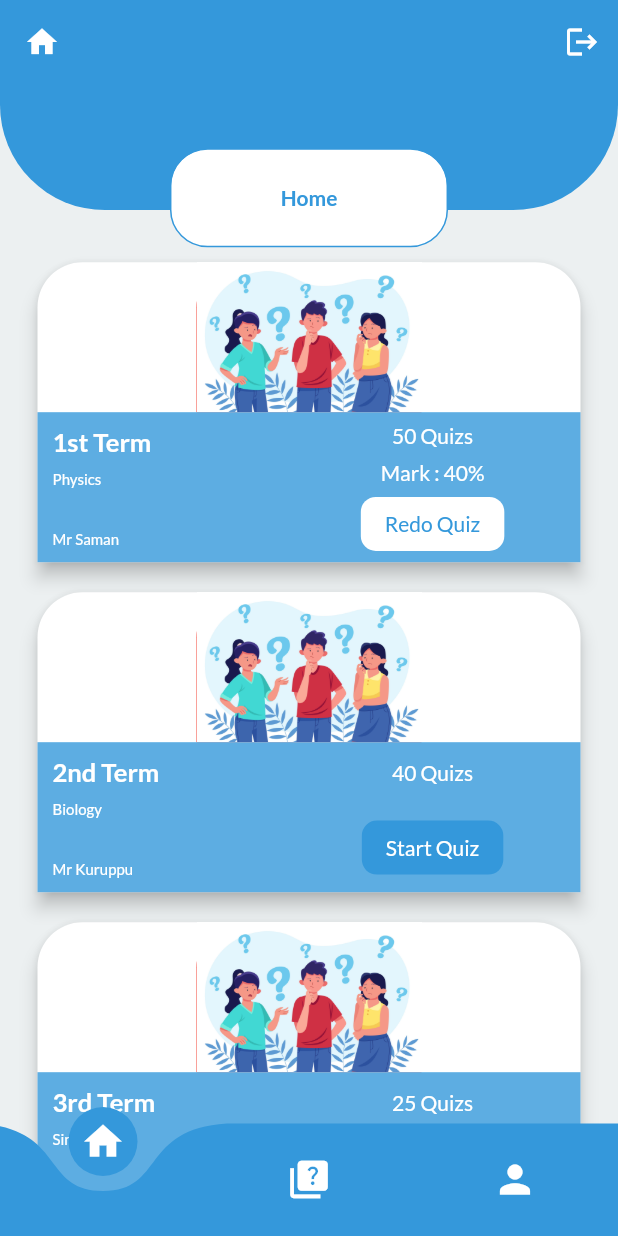
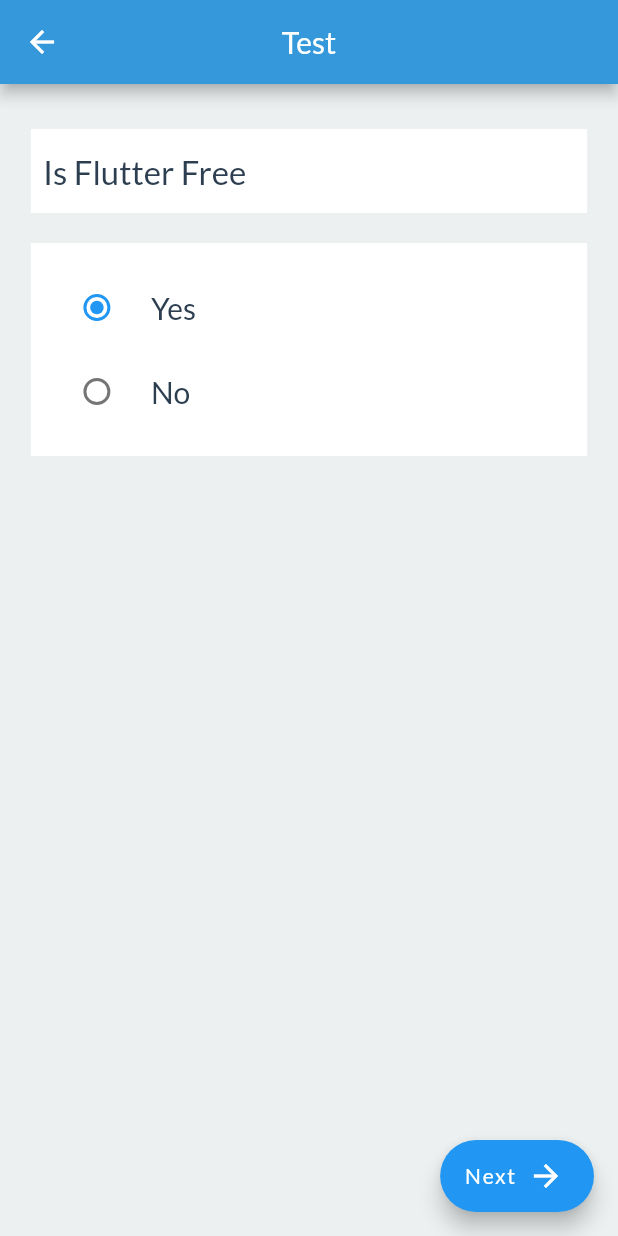
Before and after one commit to CODASL/Quiz_app_fcourse, a Flutter app: the Home screen opened by its route, after a tap on "Redo Quiz", on a phone screen of 412 x 824 dp. Run offline on Flutter 3.47's test engine with Material 2 defaults, Android fonts, the phone set to English and light mode, and no system bars; drawn by our look-alikes of curved_navigation_bar; our stand-ins replace animated_splash_screen, google_fonts.

Commit message:
quiz screen 50%

```diff
--- /dev/null
+++ b/lib/Models/quiz.json
@@ -0,0 +1,24 @@
+[
+
+
+    {
+        "id": 1,
+        "quiz": "Is Flutter Free?",
+        "answers": {
+            "1": "Yes",
+            "2": "No"
+        },
+        "correctAnswer": "1"
+    },
+    {
+        "id": 2,
+        "quiz": "Is Flutter Cross Platform?",
+        "answers": {
+            "1": "Yes",
+            "2": "No"
+        },
+        "correctAnswer": "1"
+    }
+
+
+]
--- a/lib/Models/score_tile.dart
+++ b/lib/Models/score_tile.dart
@@ -3,10 +3,10 @@ import 'package:quiz_app/Constants/images.dart';
 class ScoreTile {
   String leadingImg;
   String title;
-  String marks;
+  double mark;
   ScoreTile({
     this.leadingImg = testimg,
     required this.title,
-    required this.marks,
+    required this.mark,
   });
 }
--- a/lib/Models/test_tile.dart
+++ b/lib/Models/test_tile.dart
@@ -1,4 +1,5 @@
 import 'package:quiz_app/Constants/images.dart';
+import 'package:quiz_app/Models/quiz.dart';
 
 class TestTile {
   String image;
@@ -7,6 +8,9 @@ class TestTile {
   String author;
   String quizQty;
   bool isDone;
+  double mark;
+  List<Quiz> quizList;
+
   TestTile({
     this.image = testimg,
     required this.testName,
@@ -14,5 +18,7 @@ class TestTile {
     required this.author,
     required this.quizQty,
     this.isDone = false,
+    this.mark = 0,
+    required this.quizList,
   });
 }
--- a/lib/Providers/score_tile_provider.dart
+++ /dev/null
@@ -1,13 +0,0 @@
-import 'package:quiz_app/Models/score_tile.dart';
-
-class ScoreTileProvider {
-  static List<ScoreTile> scoreTileData = [
-    ScoreTile(title: "1st Term", marks: "10/15"),
-    ScoreTile(title: "2nd Term", marks: "7/15"),
-    ScoreTile(title: "3rd Term", marks: "8/15"),
-    ScoreTile(title: "4th Term", marks: "9/15"),
-    ScoreTile(title: "5th Term", marks: "11/15"),
-    ScoreTile(title: "6th Term", marks: "2/15"),
-    ScoreTile(title: "7th Term", marks: "1/15"),
-  ];
-}
--- a/lib/Providers/test_tile_provider.dart
+++ /dev/null
@@ -1,32 +0,0 @@
-import 'package:quiz_app/Models/test_tile.dart';
-
-class TestTileProvider {
-  static List<TestTile> testTileData = [
-    TestTile(
-      testName: "1st Term",
-      subject: "Physics",
-      author: "Mr Saman",
-      quizQty: "50",
-      isDone: true,
-    ),
-    TestTile(
-      testName: "2nd Term",
-      subject: "Biology",
-      author: "Mr Kuruppu",
-      quizQty: "40",
-    ),
-    TestTile(
-      testName: "3rd Term",
-      subject: "Sinhala",
-      author: "Mr Nimal",
-      quizQty: "25",
-    ),
-    TestTile(
-      testName: "4th Term",
-      subject: "English",
-      author: "Mr Saman",
-      quizQty: "35",
-      isDone: true,
-    ),
-  ];
-}
--- a/lib/Routers/route.dart
+++ b/lib/Routers/route.dart
@@ -1,9 +1,8 @@
-
-
 import 'package:flutter/material.dart';
 import 'package:quiz_app/Routers/route_names.dart';
 import 'package:quiz_app/Screens/Home/home.dart';
 import 'package:quiz_app/Screens/Login/login.dart';
+import 'package:quiz_app/Screens/Quiz%20Page/quiz_page.dart';
 import 'package:quiz_app/Screens/Register/register.dart';
 import 'package:quiz_app/Screens/Splash%20Screen/splash_screen.dart';
 
@@ -12,4 +11,5 @@ Map<String, Widget Function(BuildContext)> routes = {
   login: (context) => const Login(),
   registerPage: (context) => const Register(),
   home: (context) => const Home(),
+  quizPage: (context) => const QuizPage(),
 };
--- a/lib/Routers/route_names.dart
+++ b/lib/Routers/route_names.dart
@@ -2,3 +2,4 @@ const String splashScreen = '/';
 const String registerPage = '/register';
 const String home = "/Home";
 const String login = "/login";
+const String quizPage = '/quiz_page';
--- a/lib/Screens/HomeScreen/homescreen.dart
+++ b/lib/Screens/HomeScreen/homescreen.dart
@@ -1,7 +1,8 @@
 import 'package:flutter/cupertino.dart';
 import 'package:flutter/material.dart';
 import 'package:quiz_app/Constants/colors.dart';
-import 'package:quiz_app/Providers/test_tile_provider.dart';
+import 'package:quiz_app/Database/database.dart';
+
 import 'package:quiz_app/Widgets/HomeScreen/test_tile_details.dart';
 import 'package:quiz_app/Widgets/HomeScreen/tile_image.dart';
 
@@ -11,9 +12,9 @@ class HomeScreen extends StatelessWidget {
   @override
   Widget build(BuildContext context) {
     return ListView.builder(
-      itemCount: TestTileProvider.testTileData.length,
+      itemCount: Database.testTileData.length,
       itemBuilder: (BuildContext context, int index) {
-        var tileItem = TestTileProvider.testTileData[index];
+        var tileItem = Database.testTileData[index];
         return TestTileCard(
           tileItem: tileItem,
         );
--- a/lib/Screens/MyQuizsScreen/my_quizs.dart
+++ b/lib/Screens/MyQuizsScreen/my_quizs.dart
@@ -1,6 +1,7 @@
 import 'package:flutter/material.dart';
+import 'package:quiz_app/Database/database.dart';
 import 'package:quiz_app/Models/test_tile.dart';
-import 'package:quiz_app/Providers/test_tile_provider.dart';
+
 import 'package:quiz_app/Screens/HomeScreen/homescreen.dart';
 import 'package:quiz_app/Widgets/common/custom_text.dart';
 
@@ -9,7 +10,7 @@ class MyQuizs extends StatelessWidget {
 
   @override
   Widget build(BuildContext context) {
-    List<TestTile> _doneTileItems = TestTileProvider.testTileData
+    List<TestTile> _doneTileItems = Database.testTileData
         .where((element) => element.isDone == true)
         .toList();
 
--- /dev/null
+++ b/lib/Screens/Quiz Page/quiz_page.dart
@@ -0,0 +1,75 @@
+import 'package:flutter/material.dart';
+import 'package:quiz_app/Constants/colors.dart';
+import 'package:quiz_app/Models/screensize.dart';
+import 'package:quiz_app/Widgets/QuizPage/answers.dart';
+import 'package:quiz_app/Widgets/QuizPage/question.dart';
+import 'package:quiz_app/Widgets/common/custom_text.dart';
+
+class QuizPage extends StatefulWidget {
+  final dynamic tileItem;
+  const QuizPage({Key? key, this.tileItem}) : super(key: key);
+
+  @override
+  State<QuizPage> createState() => _QuizPageState();
+}
+
+class _QuizPageState extends State<QuizPage> {
+  int _currentIndex = 0;
+  @override
+  Widget build(BuildContext context) {
+    return Scaffold(
+      floatingActionButton: customFloating(
+        ontap: () {
+          if (_currentIndex < 2) {
+            setState(() {
+              _currentIndex = _currentIndex + 1;
+            });
+          }
+          debugPrint(_currentIndex.toString());
+        },
+      ),
+      appBar: AppBar(
+        backgroundColor: primaryColor,
+        title: const CustomText(text: "Test", color: kWhite),
+        centerTitle: true,
+      ),
+      body: _currentIndex >= 2
+          ? const Center(
+              child: Text("Hooray ! You finished your quiz"),
+            )
+          : Padding(
+              padding:
+                  EdgeInsets.symmetric(horizontal: ScreenSize.width! * 0.05),
+              child: Column(
+                children: [
+                  const SizedBox(
+                    height: 30,
+                  ),
+                  Question(
+                    quiz: widget.tileItem.quizList[_currentIndex].quiz,
+                  ),
+                  const SizedBox(
+                    height: 20,
+                  ),
+                  Answers(
+                    answers: widget.tileItem.quizList[_currentIndex].answer,
+                  ),
+                ],
+              ),
+            ),
+    );
+  }
+}
+
+Widget customFloating({required void Function()? ontap}) {
+  return FloatingActionButton.extended(
+    onPressed: ontap,
+    label: const Icon(
+      Icons.arrow_forward,
+    ),
+    icon: const CustomText(
+      text: "Next",
+      color: kWhite,
+    ),
+  );
+}
--- a/lib/Widgets/HomeScreen/test_tile_details.dart
+++ b/lib/Widgets/HomeScreen/test_tile_details.dart
@@ -1,6 +1,8 @@
 import 'package:flutter/material.dart';
 import 'package:quiz_app/Constants/colors.dart';
 import 'package:quiz_app/Models/screensize.dart';
+import 'package:quiz_app/Routers/route_names.dart';
+import 'package:quiz_app/Screens/Quiz%20Page/quiz_page.dart';
 import 'package:quiz_app/Widgets/common/custom_button.dart';
 import 'package:quiz_app/Widgets/common/custom_text.dart';
 
@@ -77,7 +79,11 @@ class TestTileRight extends StatelessWidget {
             txtColor: tileItem.isDone ? primaryColor : kWhite,
             bgColor: tileItem.isDone ? kWhite : primaryColor,
             text: tileItem.isDone ? "Redo Quiz" : "Start Quiz",
-            ontap: () {},
+            ontap: () {
+              Navigator.push(context, MaterialPageRoute(builder: (_) {
+                return QuizPage(tileItem: tileItem);
+              }));
+            },
           )
         ],
       ),
--- /dev/null
+++ b/lib/Widgets/QuizPage/answers.dart
@@ -0,0 +1,44 @@
+import 'package:flutter/material.dart';
+import 'package:quiz_app/Constants/colors.dart';
+import 'package:quiz_app/Models/screensize.dart';
+import 'package:quiz_app/Widgets/common/custom_text.dart';
+
+class Answers extends StatelessWidget {
+  final List<String> answers;
+  const Answers({Key? key, required this.answers}) : super(key: key);
+
+  @override
+  Widget build(BuildContext context) {
+    return Container(
+      padding: const EdgeInsets.symmetric(horizontal: 8, vertical: 15),
+      color: kWhite,
+      width: ScreenSize.width,
+      child: Column(
+        children: [
+          RadioListTile(
+            value: 1,
+            groupValue: 1,
+            onChanged: (val) {
+              debugPrint(val.toString());
+            },
+            title: CustomText(
+              text: answers[0],
+              fontSize: 20,
+            ),
+          ),
+          RadioListTile(
+            value: 2,
+            groupValue: 1,
+            onChanged: (val) {
+              debugPrint(val.toString());
+            },
+            title: CustomText(
+              text: answers[1],
+              fontSize: 20,
+            ),
+          ),
+        ],
+      ),
+    );
+  }
+}
--- /dev/null
+++ b/lib/Widgets/QuizPage/question.dart
@@ -0,0 +1,22 @@
+import 'package:flutter/material.dart';
+import 'package:quiz_app/Constants/colors.dart';
+import 'package:quiz_app/Models/screensize.dart';
+import 'package:quiz_app/Widgets/common/custom_text.dart';
+
+class Question extends StatelessWidget {
+  final String quiz;
+  const Question({Key? key, required this.quiz}) : super(key: key);
+
+  @override
+  Widget build(BuildContext context) {
+    return Container(
+      padding: const EdgeInsets.symmetric(horizontal: 8, vertical: 15),
+      color: kWhite,
+      width: ScreenSize.width,
+      child: CustomText(
+        text: quiz,
+        fontSize: 22,
+      ),
+    );
+  }
+}
--- a/lib/wrapper.dart
+++ b/lib/wrapper.dart
@@ -1,6 +1,5 @@
 import 'package:flutter/material.dart';
 import 'package:quiz_app/Models/screensize.dart';
-
 import 'Screens/Login/login.dart';
 
 class Wrapper extends StatelessWidget {
```
Also changed, not shown: lib/Database/database.dart (added, +72 -0 lines), lib/Models/quiz.dart (added, +10 -0 lines), lib/Widgets/ProfileScreen/ScoreList/score_list.dart (+5 -4 lines), lib/Widgets/ProfileScreen/ScoreList/score_list_tile.dart (+9 -4 lines).
